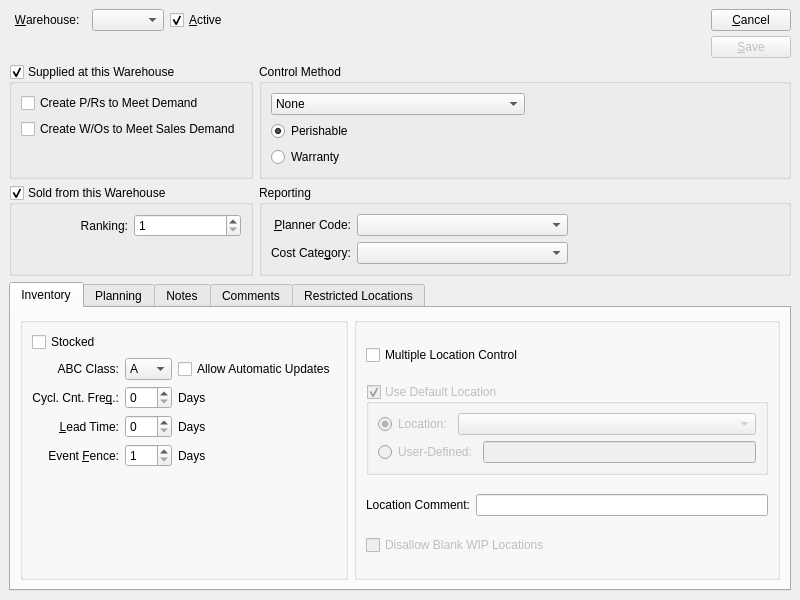
Qt form xtuple/trunk/guiclient/itemSite.ui (WooodHead/xtuple) before a commit.
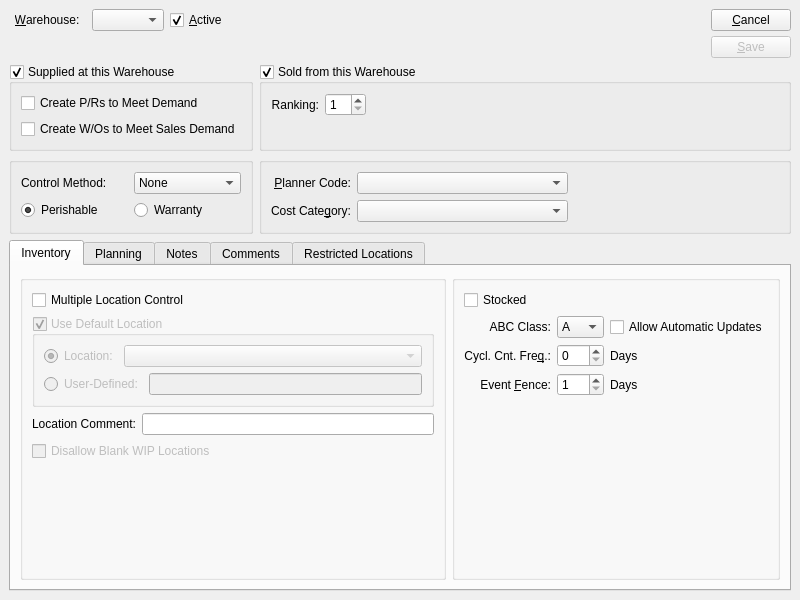
The same form after that commit. Custom widgets are drawn as their Qt base class.

Commit message: Still more efforts to get layouts to look good in all environments.

Diff of the .ui file:
```diff
--- a/xtuple/trunk/guiclient/itemSite.ui
+++ b/xtuple/trunk/guiclient/itemSite.ui
@@ -28,7 +28,7 @@
    <item row="2" column="1" >
     <widget class="QGroupBox" name="_reporting" >
      <property name="title" >
-      <string>Reporting</string>
+      <string/>
      </property>
      <layout class="QGridLayout" >
       <property name="margin" >
@@ -115,10 +115,10 @@
      </layout>
     </widget>
    </item>
-   <item row="1" column="1" >
+   <item row="2" column="0" >
     <widget class="QGroupBox" name="_control" >
      <property name="title" >
-      <string>Control Method</string>
+      <string/>
      </property>
      <layout class="QGridLayout" >
       <property name="margin" >
@@ -127,13 +127,6 @@
       <property name="spacing" >
        <number>6</number>
       </property>
-      <item row="2" column="0" >
-       <widget class="QRadioButton" name="_warranty" >
-        <property name="text" >
-         <string>Warranty</string>
-        </property>
-       </widget>
-      </item>
       <item row="1" column="0" >
        <widget class="QRadioButton" name="_perishable" >
         <property name="text" >
@@ -144,11 +137,25 @@
         </property>
        </widget>
       </item>
+      <item row="1" column="1" >
+       <widget class="QRadioButton" name="_warranty" >
+        <property name="text" >
+         <string>Warranty</string>
+        </property>
+       </widget>
+      </item>
       <item row="0" column="0" >
+       <widget class="QLabel" name="_controlMethodLit" >
+        <property name="text" >
+         <string>Control Method:</string>
+        </property>
+       </widget>
+      </item>
+      <item row="0" column="1" >
        <widget class="XComboBox" name="_controlMethod" >
         <property name="sizePolicy" >
          <sizepolicy>
-          <hsizetype>7</hsizetype>
+          <hsizetype>5</hsizetype>
           <vsizetype>0</vsizetype>
           <horstretch>0</horstretch>
           <verstretch>0</verstretch>
@@ -176,145 +183,10 @@
         </item>
        </widget>
       </item>
-      <item row="0" column="1" >
-       <spacer>
-        <property name="orientation" >
-         <enum>Qt::Horizontal</enum>
-        </property>
-        <property name="sizeHint" >
-         <size>
-          <width>40</width>
-          <height>20</height>
-         </size>
-        </property>
-       </spacer>
-      </item>
      </layout>
     </widget>
    </item>
-   <item row="0" column="0" colspan="2" >
-    <layout class="QHBoxLayout" >
-     <property name="margin" >
-      <number>0</number>
-     </property>
-     <property name="spacing" >
-      <number>6</number>
-     </property>
-     <item>
-      <layout class="QGridLayout" >
-       <property name="margin" >
-        <number>0</number>
-       </property>
-       <property name="spacing" >
-        <number>6</number>
-       </property>
-       <item row="0" column="0" >
-        <widget class="ItemCluster" name="_item" >
-         <property name="focusPolicy" >
-          <enum>Qt::TabFocus</enum>
-         </property>
-        </widget>
-       </item>
-       <item row="0" column="1" >
-        <layout class="QGridLayout" >
-         <property name="margin" >
-          <number>0</number>
-         </property>
-         <property name="spacing" >
-          <number>6</number>
-         </property>
-         <item row="0" column="0" >
-          <widget class="QLabel" name="_warehouseLit" >
-           <property name="text" >
-            <string>&amp;Warehouse:  </string>
-           </property>
-           <property name="alignment" >
-            <set>Qt::AlignRight|Qt::AlignTrailing|Qt::AlignVCenter</set>
-           </property>
-           <property name="buddy" >
-            <cstring>_warehouse</cstring>
-           </property>
-          </widget>
-         </item>
-         <item row="0" column="1" >
-          <widget class="WComboBox" name="_warehouse" />
-         </item>
-         <item row="1" column="0" >
-          <spacer>
-           <property name="orientation" >
-            <enum>Qt::Vertical</enum>
-           </property>
-           <property name="sizeHint" >
-            <size>
-             <width>20</width>
-             <height>20</height>
-            </size>
-           </property>
-          </spacer>
-         </item>
-         <item row="0" column="2" >
-          <widget class="QCheckBox" name="_active" >
-           <property name="text" >
-            <string>&amp;Active</string>
-           </property>
-           <property name="shortcut" >
-            <string>Alt+A</string>
-           </property>
-           <property name="checked" >
-            <bool>true</bool>
-           </property>
-          </widget>
-         </item>
-        </layout>
-       </item>
-      </layout>
-     </item>
-     <item>
-      <spacer>
-       <property name="orientation" >
-        <enum>Qt::Horizontal</enum>
-       </property>
-       <property name="sizeHint" >
-        <size>
-         <width>40</width>
-         <height>20</height>
-        </size>
-       </property>
-      </spacer>
-     </item>
-     <item>
-      <layout class="QVBoxLayout" >
-       <property name="margin" >
-        <number>0</number>
-       </property>
-       <property name="spacing" >
-        <number>5</number>
-       </property>
-       <item>
-        <widget class="QPushButton" name="_close" >
-         <property name="text" >
-          <string>&amp;Cancel</string>
-         </property>
-        </widget>
-       </item>
-       <item>
-        <widget class="QPushButton" name="_save" >
-         <property name="enabled" >
-          <bool>false</bool>
-         </property>
-         <property name="text" >
-          <string>&amp;Save</string>
-         </property>
-         <property name="default" >
-          <bool>true</bool>
-         </property>
-        </widget>
-       </item>
-      </layout>
-     </item>
-    </layout>
-   </item>
-   <item row="2" column="0" >
+   <item row="1" column="1" >
     <widget class="QGroupBox" name="_sold" >
      <property name="focusPolicy" >
       <enum>Qt::TabFocus</enum>
@@ -332,15 +204,18 @@
       <property name="spacing" >
        <number>6</number>
       </property>
-      <item row="0" column="0" >
-       <widget class="QLabel" name="_soldRankingLit" >
-        <property name="text" >
-         <string>Ranking:</string>
+      <item row="1" column="0" >
+       <spacer>
+        <property name="orientation" >
+         <enum>Qt::Vertical</enum>
         </property>
-        <property name="alignment" >
-         <set>Qt::AlignRight|Qt::AlignTrailing|Qt::AlignVCenter</set>
+        <property name="sizeHint" >
+         <size>
+          <width>20</width>
+          <height>0</height>
+         </size>
         </property>
-       </widget>
+       </spacer>
       </item>
       <item row="0" column="1" >
        <widget class="QSpinBox" name="_soldRanking" >
@@ -352,15 +227,25 @@
         </property>
        </widget>
       </item>
-      <item row="1" column="0" >
+      <item row="0" column="0" >
+       <widget class="QLabel" name="_soldRankingLit" >
+        <property name="text" >
+         <string>Ranking:</string>
+        </property>
+        <property name="alignment" >
+         <set>Qt::AlignRight|Qt::AlignTrailing|Qt::AlignVCenter</set>
+        </property>
+       </widget>
+      </item>
+      <item row="0" column="2" >
        <spacer>
         <property name="orientation" >
-         <enum>Qt::Vertical</enum>
+         <enum>Qt::Horizontal</enum>
         </property>
         <property name="sizeHint" >
          <size>
-          <width>20</width>
-          <height>0</height>
+          <width>40</width>
+          <height>20</height>
          </size>
         </property>
        </spacer>
@@ -386,13 +271,6 @@
       <property name="spacing" >
        <number>6</number>
       </property>
-      <item row="1" column="0" >
-       <widget class="QCheckBox" name="_createWo" >
-        <property name="text" >
-         <string>Create W/Os to Meet Sales Demand</string>
-        </property>
-       </widget>
-      </item>
       <item row="0" column="0" >
        <widget class="QCheckBox" name="_createPr" >
         <property name="text" >
@@ -400,18 +278,12 @@
         </property>
        </widget>
       </item>
-      <item row="2" column="0" >
-       <spacer>
-        <property name="orientation" >
-         <enum>Qt::Vertical</enum>
+      <item row="1" column="0" >
+       <widget class="QCheckBox" name="_createWo" >
+        <property name="text" >
+         <string>Create W/Os to Meet Sales Demand</string>
         </property>
-        <property name="sizeHint" >
-         <size>
-          <width>20</width>
-          <height>0</height>
-         </size>
-        </property>
-       </spacer>
+       </widget>
       </item>
      </layout>
     </widget>
@@ -444,6 +316,134 @@
         <number>6</number>
        </property>
        <item row="0" column="1" >
+        <widget class="QGroupBox" name="_inventory" >
+         <property name="title" >
+          <string/>
+         </property>
+         <layout class="QGridLayout" >
+          <property name="margin" >
+           <number>9</number>
+          </property>
+          <property name="spacing" >
+           <number>6</number>
+          </property>
+          <item row="4" column="1" >
+           <spacer>
+            <property name="orientation" >
+             <enum>Qt::Vertical</enum>
+            </property>
+            <property name="sizeHint" >
+             <size>
+              <width>20</width>
+              <height>0</height>
+             </size>
+            </property>
+           </spacer>
+          </item>
+          <item row="1" column="0" >
+           <widget class="QLabel" name="_abcClassLit" >
+            <property name="text" >
+             <string>ABC Class:</string>
+            </property>
+            <property name="alignment" >
+             <set>Qt::AlignRight|Qt::AlignTrailing|Qt::AlignVCenter</set>
+            </property>
+           </widget>
+          </item>
+          <item row="1" column="2" >
+           <widget class="QCheckBox" name="_autoUpdateABCClass" >
+            <property name="text" >
+             <string>Allow Automatic Updates</string>
+            </property>
+           </widget>
+          </item>
+          <item row="3" column="1" >
+           <widget class="QSpinBox" name="_eventFence" >
+            <property name="maximum" >
+             <number>999</number>
+            </property>
+            <property name="minimum" >
+             <number>1</number>
+            </property>
+           </widget>
+          </item>
+          <item row="2" column="2" >
+           <widget class="QLabel" name="_days1Lit" >
+            <property name="text" >
+             <string>Days</string>
+            </property>
+           </widget>
+          </item>
+          <item row="3" column="0" >
+           <widget class="QLabel" name="_eventFenceLit" >
+            <property name="text" >
+             <string>Event &amp;Fence:</string>
+            </property>
+            <property name="alignment" >
+             <set>Qt::AlignRight|Qt::AlignTrailing|Qt::AlignVCenter</set>
+            </property>
+            <property name="buddy" >
+             <cstring>_eventFence</cstring>
+            </property>
+           </widget>
+          </item>
+          <item row="3" column="2" >
+           <widget class="QLabel" name="_days3Lit" >
+            <property name="text" >
+             <string>Days</string>
+            </property>
+           </widget>
+          </item>
+          <item row="1" column="1" >
+           <widget class="XComboBox" name="_abcClass" >
+            <item>
+             <property name="text" >
+              <string>A</string>
+             </property>
+            </item>
+            <item>
+             <property name="text" >
+              <string>B</string>
+             </property>
+            </item>
+            <item>
+             <property name="text" >
+              <string>C</string>
+             </property>
+            </item>
+           </widget>
+          </item>
+          <item row="2" column="0" >
+           <widget class="QLabel" name="_cycleCountFreqLit" >
+            <property name="text" >
+             <string>Cycl. Cnt. Fre&amp;q.:</string>
+            </property>
+            <property name="alignment" >
+             <set>Qt::AlignRight|Qt::AlignTrailing|Qt::AlignVCenter</set>
+            </property>
+            <property name="buddy" >
+             <cstring>_cycleCountFreq</cstring>
+            </property>
+           </widget>
+          </item>
+          <item row="0" column="0" colspan="3" >
+           <widget class="QCheckBox" name="_stocked" >
+            <property name="text" >
+             <string>Stocked</string>
+            </property>
+           </widget>
+          </item>
+          <item row="2" column="1" >
+           <widget class="QSpinBox" name="_cycleCountFreq" >
+            <property name="maximum" >
+             <number>999</number>
+            </property>
+           </widget>
+          </item>
+         </layout>
+        </widget>
+       </item>
+       <item row="0" column="0" >
         <widget class="QGroupBox" name="_location" >
          <property name="title" >
           <string/>
@@ -455,6 +455,26 @@
           <property name="spacing" >
            <number>6</number>
           </property>
+          <item row="0" column="0" >
+           <widget class="QCheckBox" name="_locationControl" >
+            <property name="enabled" >
+             <bool>true</bool>
+            </property>
+            <property name="text" >
+             <string>Multiple Location Control</string>
+            </property>
+           </widget>
+          </item>
+          <item row="3" column="0" >
+           <widget class="QCheckBox" name="_disallowBlankWIP" >
+            <property name="enabled" >
+             <bool>false</bool>
+            </property>
+            <property name="text" >
+             <string>Disallow Blank WIP Locations</string>
+            </property>
+           </widget>
+          </item>
           <item row="1" column="0" >
            <widget class="QGroupBox" name="_useDefaultLocation" >
             <property name="enabled" >
@@ -526,16 +546,6 @@
             </layout>
            </widget>
           </item>
-          <item row="0" column="0" >
-           <widget class="QCheckBox" name="_locationControl" >
-            <property name="enabled" >
-             <bool>true</bool>
-            </property>
-            <property name="text" >
-             <string>Multiple Location Control</string>
-            </property>
-           </widget>
-          </item>
           <item row="2" column="0" >
            <layout class="QHBoxLayout" >
             <property name="margin" >
@@ -559,162 +569,7 @@
             </item>
            </layout>
           </item>
-          <item row="3" column="0" >
-           <widget class="QCheckBox" name="_disallowBlankWIP" >
-            <property name="enabled" >
-             <bool>false</bool>
-            </property>
-            <property name="text" >
-             <string>Disallow Blank WIP Locations</string>
-            </property>
-           </widget>
-          </item>
-         </layout>
-        </widget>
-       </item>
-       <item row="0" column="0" >
-        <widget class="QGroupBox" name="_inventory" >
-         <property name="title" >
-          <string/>
-         </property>
-         <layout class="QGridLayout" >
-          <property name="margin" >
-           <number>9</number>
-          </property>
-          <property name="spacing" >
-           <number>6</number>
-          </property>
-          <item row="2" column="1" >
-           <widget class="QSpinBox" name="_cycleCountFreq" >
-            <property name="maximum" >
-             <number>999</number>
-            </property>
-           </widget>
-          </item>
-          <item row="0" column="0" colspan="3" >
-           <widget class="QCheckBox" name="_stocked" >
-            <property name="text" >
-             <string>Stocked</string>
-            </property>
-           </widget>
-          </item>
-          <item row="2" column="0" >
-           <widget class="QLabel" name="_cycleCountFreqLit" >
-            <property name="text" >
-             <string>Cycl. Cnt. Fre&amp;q.:</string>
-            </property>
-            <property name="alignment" >
-             <set>Qt::AlignRight|Qt::AlignTrailing|Qt::AlignVCenter</set>
-            </property>
-            <property name="buddy" >
-             <cstring>_cycleCountFreq</cstring>
-            </property>
-           </widget>
-          </item>
-          <item row="1" column="1" >
-           <widget class="XComboBox" name="_abcClass" >
-            <item>
-             <property name="text" >
-              <string>A</string>
-             </property>
-            </item>
-            <item>
-             <property name="text" >
-              <string>B</string>
-             </property>
-            </item>
-            <item>
-             <property name="text" >
-              <string>C</string>
-             </property>
-            </item>
-           </widget>
-          </item>
-          <item row="4" column="2" >
-           <widget class="QLabel" name="_days3Lit" >
-            <property name="text" >
-             <string>Days</string>
-            </property>
-           </widget>
-          </item>
           <item row="4" column="0" >
-           <widget class="QLabel" name="_eventFenceLit" >
-            <property name="text" >
-             <string>Event &amp;Fence:</string>
-            </property>
-            <property name="alignment" >
-             <set>Qt::AlignRight|Qt::AlignTrailing|Qt::AlignVCenter</set>
-            </property>
-            <property name="buddy" >
-             <cstring>_eventFence</cstring>
-            </property>
-           </widget>
-          </item>
-          <item row="2" column="2" >
-           <widget class="QLabel" name="_days1Lit" >
-            <property name="text" >
-             <string>Days</string>
-            </property>
-           </widget>
-          </item>
-          <item row="3" column="0" >
-           <widget class="QLabel" name="_leadTimeLit" >
-            <property name="text" >
-             <string>&amp;Lead Time:</string>
-            </property>
-            <property name="alignment" >
-             <set>Qt::AlignRight|Qt::AlignTrailing|Qt::AlignVCenter</set>
-            </property>
-            <property name="buddy" >
-             <cstring>_leadTime</cstring>
-            </property>
-           </widget>
-          </item>
-          <item row="3" column="1" >
-           <widget class="QSpinBox" name="_leadTime" >
-            <property name="maximum" >
-             <number>999</number>
-            </property>
-            <property name="minimum" >
-             <number>0</number>
-            </property>
-           </widget>
-          </item>
-          <item row="4" column="1" >
-           <widget class="QSpinBox" name="_eventFence" >
-            <property name="maximum" >
-             <number>999</number>
-            </property>
-            <property name="minimum" >
-             <number>1</number>
-            </property>
-           </widget>
-          </item>
-          <item row="1" column="2" >
-           <widget class="QCheckBox" name="_autoUpdateABCClass" >
-            <property name="text" >
-             <string>Allow Automatic Updates</string>
-            </property>
-           </widget>
-          </item>
-          <item row="1" column="0" >
-           <widget class="QLabel" name="_abcClassLit" >
-            <property name="text" >
-             <string>ABC Class:</string>
-            </property>
-            <property name="alignment" >
-             <set>Qt::AlignRight|Qt::AlignTrailing|Qt::AlignVCenter</set>
-            </property>
-           </widget>
-          </item>
-          <item row="3" column="2" >
-           <widget class="QLabel" name="_days2Lit" >
-            <property name="text" >
-             <string>Days</string>
-            </property>
-           </widget>
-          </item>
-          <item row="5" column="1" >
            <spacer>
             <property name="orientation" >
              <enum>Qt::Vertical</enum>
@@ -958,6 +813,43 @@
           <property name="spacing" >
            <number>6</number>
           </property>
+          <item row="0" column="1" >
+           <widget class="QSpinBox" name="_orderGroup" >
+            <property name="maximum" >
+             <number>999</number>
+            </property>
+            <property name="minimum" >
+             <number>0</number>
+            </property>
+            <property name="value" >
+             <number>0</number>
+            </property>
+           </widget>
+          </item>
+          <item row="1" column="2" >
+           <widget class="QLabel" name="_mpsTimeFenceDaysLit" >
+            <property name="text" >
+             <string>Days</string>
+            </property>
+           </widget>
+          </item>
+          <item row="2" column="1" >
+           <widget class="QSpinBox" name="_leadTime" >
+            <property name="maximum" >
+             <number>999</number>
+            </property>
+            <property name="minimum" >
+             <number>0</number>
+            </property>
+           </widget>
+          </item>
+          <item row="2" column="2" >
+           <widget class="QLabel" name="_days2Lit" >
+            <property name="text" >
+             <string>Days</string>
+            </property>
+           </widget>
+          </item>
           <item row="1" column="1" >
            <widget class="QSpinBox" name="_mpsTimeFence" >
             <property name="maximum" >
@@ -971,7 +863,7 @@
             </property>
            </widget>
           </item>
-          <item row="2" column="1" >
+          <item row="3" column="1" >
            <widget class="XLineEdit" name="_safetyStock" >
             <property name="sizePolicy" >
              <sizepolicy>
@@ -992,6 +884,13 @@
             </property>
            </widget>
           </item>
+          <item row="0" column="2" >
+           <widget class="QLabel" name="_orderGroupDaysLit" >
+            <property name="text" >
+             <string>Days</string>
+            </property>
+           </widget>
+          </item>
           <item row="1" column="0" >
            <widget class="QLabel" name="_mpsTimeFenceLit" >
             <property name="text" >
@@ -1002,27 +901,7 @@
             </property>
            </widget>
           </item>
-          <item row="0" column="1" >
-           <widget class="QSpinBox" name="_orderGroup" >
-            <property name="maximum" >
-             <number>999</number>
-            </property>
-            <property name="minimum" >
-             <number>0</number>
-            </property>
-            <property name="value" >
-             <number>0</number>
-            </property>
-           </widget>
-          </item>
-          <item row="1" column="2" >
-           <widget class="QLabel" name="_mpsTimeFenceDaysLit" >
-            <property name="text" >
-             <string>Days</string>
-            </property>
-           </widget>
-          </item>
-          <item row="2" column="0" >
+          <item row="3" column="0" >
            <widget class="QLabel" name="_safetyStockLit" >
             <property name="text" >
              <string>Safety Stock:</string>
@@ -1032,6 +911,19 @@
             </property>
            </widget>
           </item>
+          <item row="2" column="0" >
+           <widget class="QLabel" name="_leadTimeLit" >
+            <property name="text" >
+             <string>&amp;Lead Time:</string>
+            </property>
+            <property name="alignment" >
+             <set>Qt::AlignRight|Qt::AlignTrailing|Qt::AlignVCenter</set>
+            </property>
+            <property name="buddy" >
+             <cstring>_leadTime</cstring>
+            </property>
+           </widget>
+          </item>
           <item row="0" column="0" >
            <widget class="QLabel" name="_orderGroupLit" >
             <property name="text" >
@@ -1042,14 +934,7 @@
             </property>
            </widget>
           </item>
-          <item row="0" column="2" >
-           <widget class="QLabel" name="_orderGroupDaysLit" >
-            <property name="text" >
-             <string>Days</string>
-            </property>
-           </widget>
-          </item>
-          <item row="3" column="0" >
+          <item row="4" column="0" >
            <spacer>
             <property name="orientation" >
              <enum>Qt::Vertical</enum>
@@ -1062,6 +947,19 @@
             </property>
            </spacer>
           </item>
+          <item row="2" column="3" >
+           <spacer>
+            <property name="orientation" >
+             <enum>Qt::Horizontal</enum>
+            </property>
+            <property name="sizeHint" >
+             <size>
+              <width>40</width>
+              <height>20</height>
+             </size>
+            </property>
+           </spacer>
+          </item>
          </layout>
         </widget>
        </item>
@@ -1160,11 +1058,138 @@
      </widget>
     </widget>
    </item>
+   <item row="0" column="0" colspan="2" >
+    <layout class="QHBoxLayout" >
+     <property name="margin" >
+      <number>0</number>
+     </property>
+     <property name="spacing" >
+      <number>6</number>
+     </property>
+     <item>
+      <layout class="QGridLayout" >
+       <property name="margin" >
+        <number>0</number>
+       </property>
+       <property name="spacing" >
+        <number>6</number>
+       </property>
+       <item row="0" column="0" >
+        <widget class="ItemCluster" name="_item" >
+         <property name="focusPolicy" >
+          <enum>Qt::TabFocus</enum>
+         </property>
+        </widget>
+       </item>
+       <item row="0" column="1" >
+        <layout class="QGridLayout" >
+         <property name="margin" >
+          <number>0</number>
+         </property>
+         <property name="spacing" >
+          <number>6</number>
+         </property>
+         <item row="0" column="0" >
+          <widget class="QLabel" name="_warehouseLit" >
+           <property name="text" >
+            <string>&amp;Warehouse:  </string>
+           </property>
+           <property name="alignment" >
+            <set>Qt::AlignRight|Qt::AlignTrailing|Qt::AlignVCenter</set>
+           </property>
+           <property name="buddy" >
+            <cstring>_warehouse</cstring>
+           </property>
+          </widget>
+         </item>
+         <item row="0" column="1" >
+          <widget class="WComboBox" name="_warehouse" />
+         </item>
+         <item row="1" column="0" >
+          <spacer>
+           <property name="orientation" >
+            <enum>Qt::Vertical</enum>
+           </property>
+           <property name="sizeHint" >
+            <size>
+             <width>20</width>
+             <height>20</height>
+            </size>
+           </property>
+          </spacer>
+         </item>
+         <item row="0" column="2" >
+          <widget class="QCheckBox" name="_active" >
+           <property name="text" >
+            <string>&amp;Active</string>
+           </property>
+           <property name="shortcut" >
+            <string>Alt+A</string>
+           </property>
+           <property name="checked" >
+            <bool>true</bool>
+           </property>
+          </widget>
+         </item>
+        </layout>
+       </item>
+      </layout>
+     </item>
+     <item>
+      <spacer>
+       <property name="orientation" >
+        <enum>Qt::Horizontal</enum>
+       </property>
+       <property name="sizeHint" >
+        <size>
+         <width>40</width>
+         <height>20</height>
+        </size>
+       </property>
+      </spacer>
+     </item>
+     <item>
+      <layout class="QVBoxLayout" >
+       <property name="margin" >
+        <number>0</number>
+       </property>
+       <property name="spacing" >
+        <number>5</number>
+       </property>
+       <item>
+        <widget class="QPushButton" name="_close" >
+         <property name="text" >
+          <string>&amp;Cancel</string>
+         </property>
+        </widget>
+       </item>
+       <item>
+        <widget class="QPushButton" name="_save" >
+         <property name="enabled" >
+          <bool>false</bool>
+         </property>
+         <property name="text" >
+          <string>&amp;Save</string>
+         </property>
+         <property name="default" >
+          <bool>true</bool>
+         </property>
+        </widget>
+       </item>
+      </layout>
+     </item>
+    </layout>
+   </item>
   </layout>
  </widget>
  <layoutdefault spacing="5" margin="5" />
  <pixmapfunction>qPixmapFromMimeSource</pixmapfunction>
  <customwidgets>
+  <customwidget>
+   <class>XTreeWidget</class>
+   <extends>QTreeWidget</extends>
+   <header>xtreewidget.h</header>
+  </customwidget>
   <customwidget>
    <class>ItemCluster</class>
    <extends>QWidget</extends>
@@ -1180,21 +1205,16 @@
    <extends>QComboBox</extends>
    <header>xcombobox.h</header>
   </customwidget>
+  <customwidget>
+   <class>Comments</class>
+   <extends>QWidget</extends>
+   <header>comments.h</header>
+  </customwidget>
   <customwidget>
    <class>XLineEdit</class>
    <extends>QLineEdit</extends>
    <header>xlineedit.h</header>
   </customwidget>
-  <customwidget>
-   <class>Comments</class>
-   <extends>QWidget</extends>
-   <header>comments.h</header>
-  </customwidget>
-  <customwidget>
-   <class>XTreeWidget</class>
-   <extends>QTreeWidget</extends>
-   <header>xtreewidget.h</header>
-  </customwidget>
  </customwidgets>
  <tabstops>
   <tabstop>_item</tabstop>
```
Left out of the diff: 1 changed line with no effect on the pictures. The commit also changes 3 other files.
